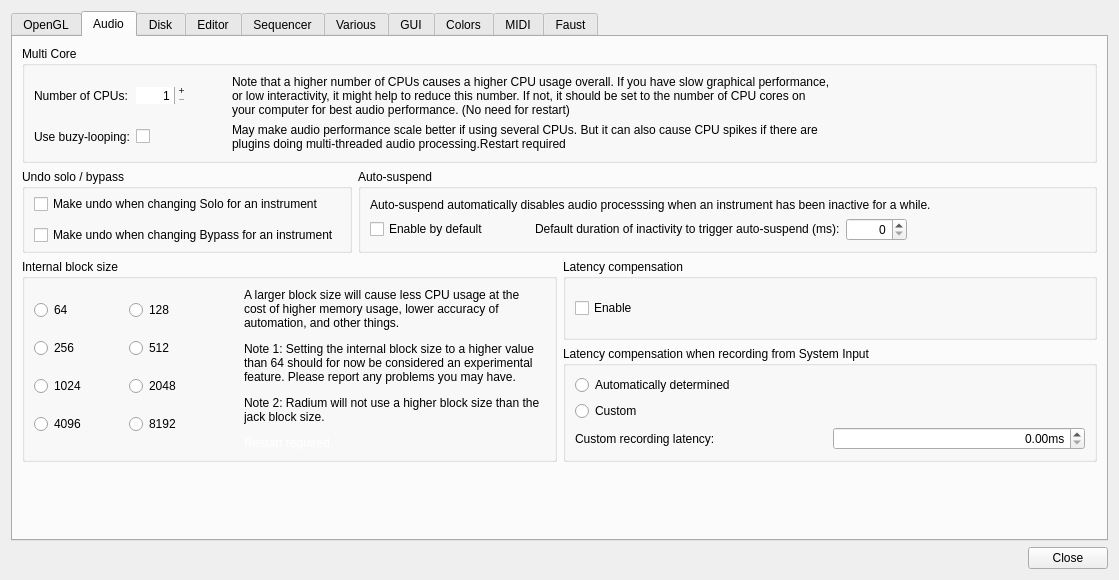
The window that Qt/qt4_preferences.ui (kmatheussen/radium) describes before a commit, drawn with Qt 5.
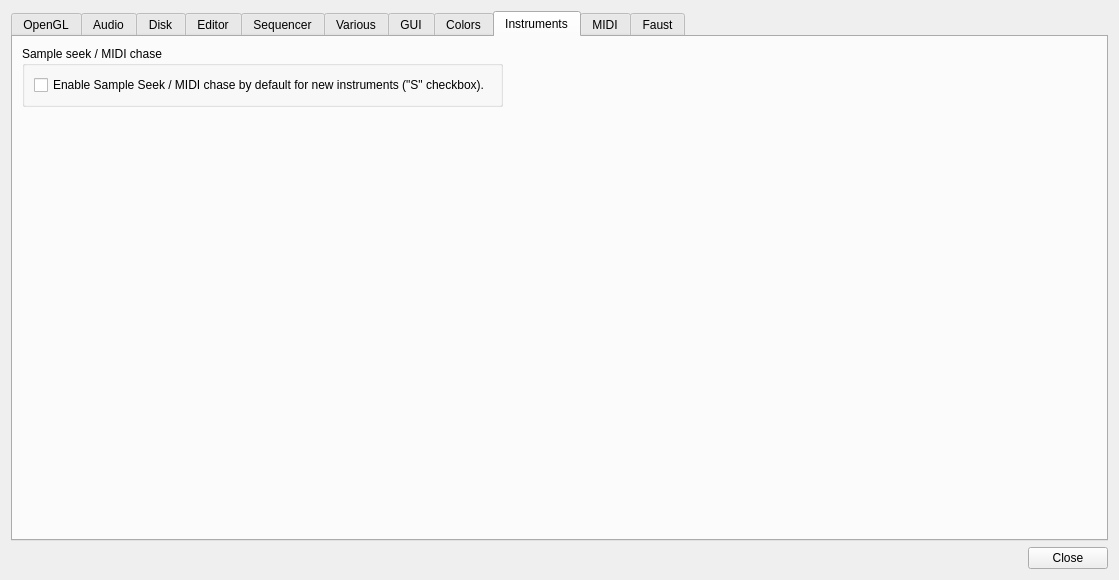
The same window after the commit.

Commit message: Instruments: Add preferences-option to enable Sample Seek / MIDI Chase by default when creating a new instrument. API: enableSampleSeekByDefault, setEnableSampleSeekByDefault

The edit to the form file:
```diff
--- a/Qt/qt4_preferences.ui
+++ b/Qt/qt4_preferences.ui
@@ -23,7 +23,10 @@
       <enum>QTabWidget::Rounded</enum>
      </property>
      <property name="currentIndex">
-      <number>1</number>
+      <number>8</number>
+     </property>
+     <property name="elideMode">
+      <enum>Qt::ElideNone</enum>
      </property>
      <widget class="QWidget" name="OpenGL">
       <attribute name="title">
@@ -10124,6 +10127,55 @@
        </item>
       </layout>
      </widget>
+     <widget class="QWidget" name="tab_4">
+      <attribute name="title">
+       <string>Instruments</string>
+      </attribute>
+      <layout class="QGridLayout" name="gridLayout_4">
+       <item row="1" column="0">
+        <spacer name="verticalSpacer_31">
+         <property name="orientation">
+          <enum>Qt::Vertical</enum>
+         </property>
+         <property name="sizeHint" stdset="0">
+          <size>
+           <width>20</width>
+           <height>40</height>
+          </size>
+         </property>
+        </spacer>
+       </item>
+       <item row="0" column="0">
+        <widget class="QGroupBox" name="groupBox_13">
+         <property name="title">
+          <string>Sample seek / MIDI chase</string>
+         </property>
+         <layout class="QGridLayout" name="gridLayout_20">
+          <item row="0" column="0">
+           <widget class="QCheckBox" name="enable_sample_seek_by_default">
+            <property name="text">
+             <string>Enable Sample Seek / MIDI chase by default for new instruments (&quot;S&quot; checkbox).</string>
+            </property>
+           </widget>
+          </item>
+         </layout>
+        </widget>
+       </item>
+       <item row="0" column="1">
+        <spacer name="horizontalSpacer_5">
+         <property name="orientation">
+          <enum>Qt::Horizontal</enum>
+         </property>
+         <property name="sizeHint" stdset="0">
+          <size>
+           <width>40</width>
+           <height>20</height>
+          </size>
+         </property>
+        </spacer>
+       </item>
+      </layout>
+     </widget>
      <widget class="QWidget" name="MIDI">
       <attribute name="title">
        <string>MIDI</string>
```
Left out of the diff: 2 changed lines with no effect on the pictures. The commit also changes 5 other files.
